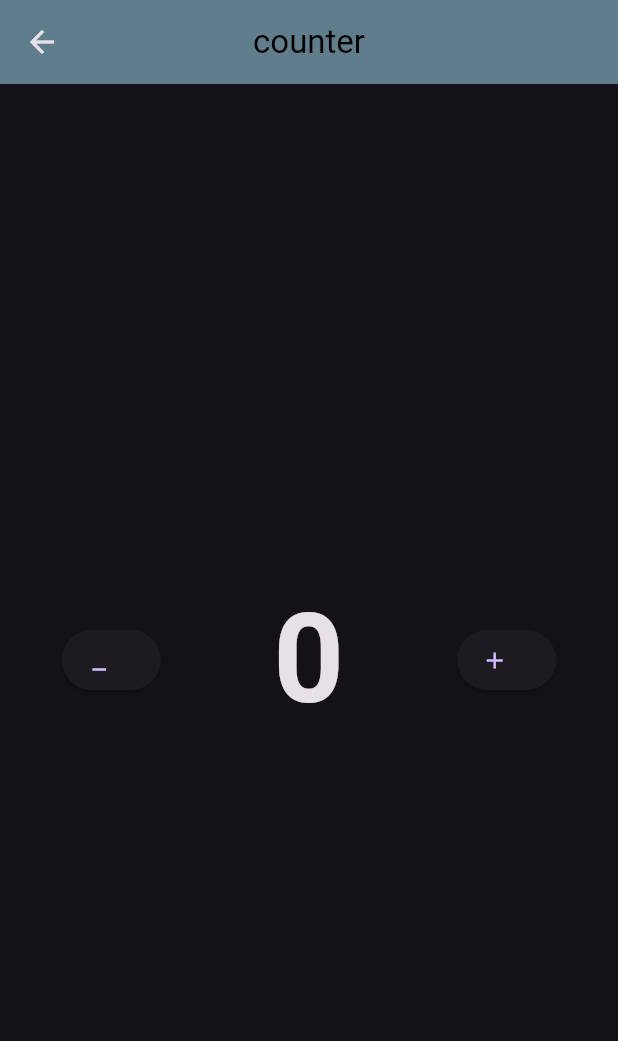
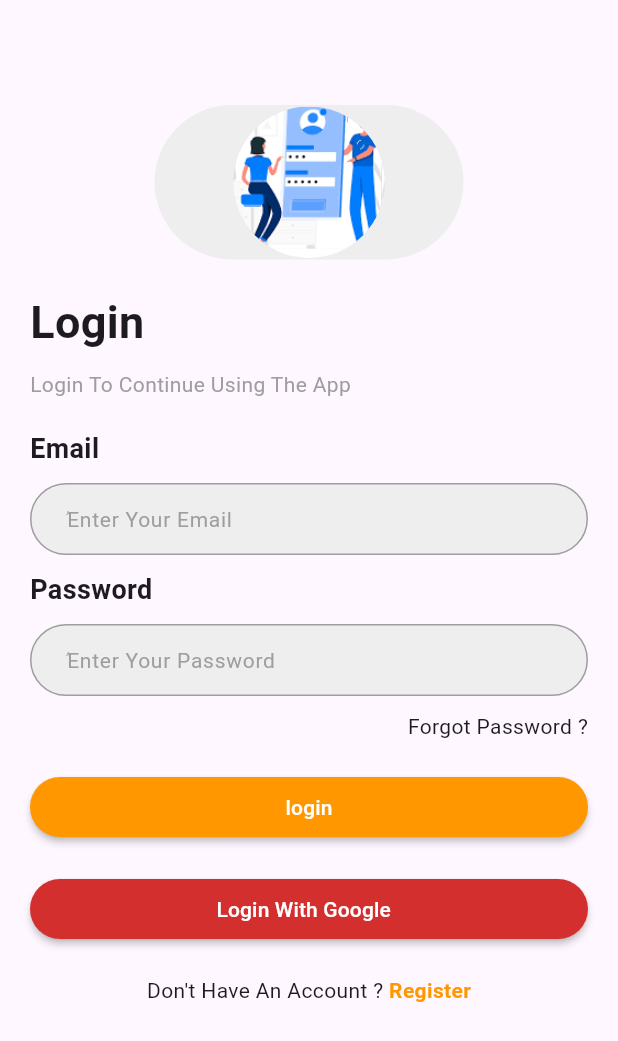
Before and after one commit to SamarElzubier/basic.github.io, a Flutter app: the screen it shows after launch, on a phone screen of 412 x 824 dp. Shown: the top 1041 px of the screen. Run offline on Flutter 3.47's test engine with Material 3 defaults, Android fonts, the phone set to English and light mode, and no system bars; our stand-ins replace awesome_dialog, bloc, dio, firebase_auth, firebase_core, flutter_bloc; accounts and stored records are empty.

Commit message:
first commit

```diff
--- /dev/null
+++ b/lib/component/buttom.dart
@@ -0,0 +1,39 @@
+// import 'package:flutter/material.dart';
+
+import 'package:flutter/material.dart';
+
+class CustomButtonAuth extends StatelessWidget {
+  final void Function()? onPressed;
+  final String title;
+  const CustomButtonAuth({super.key, this.onPressed, required this.title});
+
+  @override
+  Widget build(BuildContext context) {
+    return MaterialButton(
+      height: 40,
+      shape: RoundedRectangleBorder(borderRadius: BorderRadius.circular(20)),
+      color: Colors.orange,
+      textColor: Colors.white,
+      onPressed: onPressed,
+      child: Text(title),
+    );
+  }
+}
+
+
+
+
+// class bottom extends StatelessWidget {
+//   final void Function()? onPressed;
+//   final String title;
+//   const bottom({super.key, this.onPressed, required this.title});
+
+//   @override
+//   Widget build(BuildContext context) {
+//     return  MaterialButton(onPressed: onPressed,
+//     child: Text(title),
+//             color: Colors.blue,
+//             shape:RoundedRectangleBorder(borderRadius: BorderRadius.circular(20)) ,
+//             );
+//   }
+// }
--- /dev/null
+++ b/lib/component/logo.dart
@@ -0,0 +1,28 @@
+// ignore_for_file: prefer_const_constructors_in_immutables, prefer_const_constructors
+
+import 'package:flutter/material.dart';
+
+class CustomLogoAuth extends StatelessWidget {
+   CustomLogoAuth({super.key});
+
+  @override
+  Widget build(BuildContext context) {
+    return Center(
+                child: Container(
+                    alignment: Alignment.center,
+                    width: MediaQuery.of(context).size.height/4,
+                    height: MediaQuery.of(context).size.width/4,
+                    padding:  EdgeInsets.all(MediaQuery.paddingOf(context).deflateSize(Size.square(10)).width/10),
+
+                    decoration: BoxDecoration(
+                        color: Colors.grey[200],
+                        borderRadius:BorderRadius.circular(MediaQuery.sizeOf(context).longestSide/1)),
+                        // BorderRadius.circular(70)),
+                    child:  CircleAvatar( backgroundImage: AssetImage("assets/images/download.png",
+                      ),
+                      radius:MediaQuery.of(context).size.width/5,
+
+                    )),
+              );
+  }
+}
--- /dev/null
+++ b/lib/component/textformfield.dart
@@ -0,0 +1,55 @@
+// import 'package:flutter/material.dart';
+import 'package:flutter/material.dart';
+
+class CustomTextForm extends StatelessWidget {
+  final String hinttext ;
+  final TextEditingController mycontroller ;
+
+  const CustomTextForm({super.key, required this.hinttext, required this.mycontroller});
+
+  @override
+  Widget build(BuildContext context) {
+    return TextFormField(
+      controller: mycontroller ,
+      decoration: InputDecoration(
+          hintText: hinttext,
+          hintStyle: TextStyle(fontSize: 14, color: Colors.grey),
+          contentPadding: EdgeInsets.symmetric(vertical: 2, horizontal: 20),
+          filled: true,
+          fillColor: Colors.grey[200],
+          border: OutlineInputBorder(
+              borderRadius: BorderRadius.circular(50),
+              borderSide:
+                  BorderSide(color: const Color.fromARGB(255, 184, 184, 184))),
+          enabledBorder: OutlineInputBorder(
+              borderRadius: BorderRadius.circular(50),
+              borderSide: BorderSide(color: Colors.grey))),
+    );
+  }
+}
+
+
+
+
+
+
+
+// class customTextField extends StatelessWidget {
+//   final String hintText;
+//   final TextEditingController mycontroller;
+//   const customTextField({super.key, required this.hintText, required this.mycontroller, required String hinttext});
+
+//   @override
+//   Widget build(BuildContext context) {
+//     return TextFormField(
+//       controller: mycontroller,
+//       keyboardType: TextInputType.name,
+//                 decoration: InputDecoration(
+//                   hintText: hintText,
+//                   contentPadding: EdgeInsets.symmetric(vertical: 2,horizontal: 10),
+//                   border: OutlineInputBorder(borderRadius: BorderRadius.circular(40),
+//                   borderSide: BorderSide(color: Colors.grey)
+//                   ))
+//                   );
+//   }
+// }
--- a/lib/main.dart
+++ b/lib/main.dart
@@ -1,26 +1,128 @@
 // ignore_for_file: public_member_api_docs, sort_constructors_first
+// ignore_for_file: prefer_const_literals_to_create_immutables, prefer_const_constructors
+import 'package:firebase_auth/firebase_auth.dart';
+import 'package:firebase_core/firebase_core.dart';
 import 'package:flutter/material.dart';
-import 'package:flutter_projrcts/api_1.dart';
-import 'package:flutter_projrcts/api_test.dart';
-import 'package:flutter_projrcts/my_cubit/counter_screen_cubit.dart';
+import 'package:flutter_projrcts/firebase_options.dart';
+import 'package:flutter_projrcts/homepage.dart';
+import 'package:flutter_projrcts/my_firebase_auth/signup.dart';
+import 'package:flutter_projrcts/register.dart';
+//import 'package:fluttercourse/auth/login.dart';
+//import 'package:fluttercourse/auth/signup.dart';
+//import 'package:fluttercourse/homepage.dart';
 
-//import 'package:flutter_projrcts/app_router_1.dart';
+void main() async {
+  WidgetsFlutterBinding.ensureInitialized();
+  await Firebase.initializeApp(
+    options: DefaultFirebaseOptions.currentPlatform,
+ );
 
-void main() {
   runApp(MyApp());
 }
-class MyApp extends StatelessWidget {
+
+class MyApp extends StatefulWidget {
   const MyApp({super.key});
+
+  @override
+  State<MyApp> createState() => _MyAppState();
+}
+
+class _MyAppState extends State<MyApp> {
+@override
+  void initState() {
+    FirebaseAuth.instance
+  .authStateChanges()
+  .listen((User? user) {
+    if (user == null) {
+      print('User is currently signed out!');
+    } else {
+      print('User is signed in!');
+    }
+  });
+    super.initState();
+  }
 
   @override
   Widget build(BuildContext context) {
     return MaterialApp(
-      theme: ThemeData.dark(),
       debugShowCheckedModeBanner: false,
-      home: CounterScreen(),
+      home:FirebaseAuth.instance.currentUser==null? Login(): Homepage(),
+      //home: Login(),
+      routes: {
+        "signup" : (context) => SignUp() ,
+        "login" : (context) => Login(),
+        'homepage':(context) => Homepage(),
+              },
     );
   }
 }
+
+
+
+
+
+
+
+
+
+
+
+
+
+
+
+// import 'package:firebase_auth/firebase_auth.dart';
+// import 'package:firebase_core/firebase_core.dart';
+// import 'package:flutter/material.dart';
+// import 'package:flutter_projrcts/firebase_options.dart';
+// import 'package:flutter_projrcts/my_firebase_auth/firebase_app.dart';
+// //import 'package:flutter_projrcts/app_router_1.dart';
+
+// void main()async {
+// WidgetsFlutterBinding.ensureInitialized();
+//    await Firebase.initializeApp(
+//    options: DefaultFirebaseOptions.currentPlatform,
+//     );
+
+//   runApp(MyApp());
+// }
+// class MyApp extends StatefulWidget {
+//   const MyApp({super.key});
+
+//   @override
+//   State<MyApp> createState() => _MyAppState();
+// }
+
+// class _MyAppState extends State<MyApp> {
+//   @override
+//   void initState() {
+//     FirebaseAuth.instance
+//   .authStateChanges()
+//   .listen((User? user) {
+//     if (user == null) {
+//       print('User is currently signed out!');
+//     } else {
+//       print('User is signed in!');
+//     }
+//   });
+//     super.initState();
+//   }
+//   Widget build(BuildContext context) {
+
+
+
+
+//     return MaterialApp(
+//      // theme: ThemeData.dark(),
+//       debugShowCheckedModeBanner: false,
+//       home: SignIn(),
+//       // routes: {
+//       //   "signup":(context)=> SignUp(),
+//       //   "login":(context)=>SignIn(),
+//       //  },
+//     );
+//   }
+// }
 
   // MaterialApp(
   //   debugShowCheckedModeBanner: false,
--- a/lib/my_cubit/counter_screen_cubit.dart
+++ b/lib/my_cubit/counter_screen_cubit.dart
@@ -2,6 +2,7 @@
 
 //import 'package:flutter/cupertino.dart';
 import'package:flutter/material.dart';
+import 'package:flutter/widgets.dart';
 //import 'package:flutter/rendering.dart';
 //import 'package:flutter/widgets.dart';
 import 'package:flutter_bloc/flutter_bloc.dart';
@@ -11,7 +12,7 @@ import 'package:flutter_projrcts/my_cubit/states1.dart';
 class CounterScreen extends StatelessWidget {
   const
    CounterScreen({super.key});
-   //CounterCubit cubit =  CounterCubit.get( context);
+   //var or CounterCubit cubit =  CounterCubit.get( context);
   @override
   Widget build(BuildContext context) {
     return BlocProvider(
@@ -50,7 +51,7 @@ class CounterScreen extends StatelessWidget {
 
             ElevatedButton.icon(onPressed: (){
               cubit.increaseNumber();
-            }, icon:  Icon(Icons.add), label: const Text('')),
+            }, icon:  Icon(Icons.add), label: const Text('',)),
             SizedBox(width: MediaQuery.of(context).size.width/10)
           ],
         ),
--- /dev/null
+++ b/lib/register.dart
@@ -0,0 +1,148 @@
+// import'package:flutter/material.dart';
+// ignore_for_file: prefer_const_constructors, prefer_const_literals_to_create_immutables
+
+import 'package:awesome_dialog/awesome_dialog.dart';
+import 'package:firebase_auth/firebase_auth.dart';
+import 'package:flutter/material.dart';
+import 'package:flutter_projrcts/component/buttom.dart';
+import 'package:flutter_projrcts/component/logo.dart';
+import 'package:flutter_projrcts/component/textformfield.dart';
+//import 'package:fluttercourse/components/custombuttonauth.dart';
+//import 'package:fluttercourse/components/customlogoauth.dart';
+//import 'package:fluttercourse/components/textformfield.dart';
+
+class Login extends StatefulWidget {
+  const Login({super.key});
+
+  @override
+  State<Login> createState() => _LoginState();
+}
+
+class _LoginState extends State<Login> {
+  TextEditingController email = TextEditingController();
+  TextEditingController password = TextEditingController();
+
+  @override
+  Widget build(BuildContext context) {
+    return Scaffold(
+      body: Container(
+        padding: const EdgeInsets.all(20),
+        child: ListView(children: [
+          Column(
+            crossAxisAlignment: CrossAxisAlignment.start,
+            children: [
+              Container(height: 50),
+               CustomLogoAuth(),
+              Container(height: 20),
+               Text("Login",
+                  style: TextStyle(fontSize: 30, fontWeight: FontWeight.bold)),
+              Container(height: 10),
+               Text("Login To Continue Using The App",
+                  style: TextStyle(color: Colors.grey)),
+              Container(height: 20),
+               Text(
+                "Email",
+                style: TextStyle(fontWeight: FontWeight.bold, fontSize: 18),
+              ),
+              Container(height: 10),
+              CustomTextForm(
+                  hinttext: "ُEnter Your Email", mycontroller: email),
+              Container(height: 10),
+               Text(
+                "Password",
+                style: TextStyle(fontWeight: FontWeight.bold, fontSize: 18),
+              ),
+              Container(height: 10),
+              CustomTextForm(
+                  hinttext: "ُEnter Your Password", mycontroller: password),
+              Container(
+                margin:  EdgeInsets.only(top: 10, bottom: 20),
+                alignment: Alignment.topRight,
+                child:  Text(
+                  "Forgot Password ?",
+                  style: TextStyle(
+                    fontSize: 14,
+                  ),
+                ),
+              ),
+            ],
+          ),
+          CustomButtonAuth(title: "login", onPressed: ()async{
+try {
+  // ignore: unused_local_variable
+  final credential = await FirebaseAuth.instance.signInWithEmailAndPassword(
+    email: email.text,
+    password: password.text);
+ Navigator.of(context).pushReplacementNamed("homepage");
+} on FirebaseAuthException catch (e) {
+  if (e.code ==e.code //'user-not-found'
+  ) {
+    print('No user found for that email.');
+    AwesomeDialog(
+            context: context,
+            dialogType: DialogType.error,
+            animType: AnimType.rightSlide,
+            title: 'error',
+            desc: 'No user found for that email',
+            btnCancelOnPress: () {},
+            btnOkOnPress: () {},
+            ).show();
+  } else if (e.code == e.code //'wrong-password'
+  ) {
+    print('Wrong password provided for that user.');
+    AwesomeDialog(
+            context: context,
+            dialogType: DialogType.error,
+            animType: AnimType.rightSlide,
+            title: 'error',
+            desc: 'Wrong password provided for that user',
+            btnCancelOnPress: () {},
+            btnOkOnPress: () {},
+            ).show();
+  }
+}//credential
+
+          }),
+          Container(height: 20),
+
+          MaterialButton(
+              height: 40,
+              shape: RoundedRectangleBorder(
+                  borderRadius: BorderRadius.circular(20)),
+              color: Colors.red[700],
+              textColor: Colors.white,
+              onPressed: () {},
+              child:
+              Row(
+                mainAxisAlignment: MainAxisAlignment.center,
+               children: [
+                   Text("Login With Google  "),
+
+
+                ],
+              ),
+              ),
+
+          Container(height: 20),
+
+          InkWell(
+            onTap: () {
+              Navigator.of(context).pushReplacementNamed("signup") ;
+            },
+            child:  Center(
+              child: Text.rich(TextSpan(children: [
+                TextSpan(
+                  text: "Don't Have An Account ? ",
+                ),
+                TextSpan(
+                    text: "Register",
+                    style: TextStyle(
+                        color: Colors.orange, fontWeight: FontWeight.bold)),
+              ])),
+            ),
+          )
+        ]),
+      ),
+    );
+  }
+}
```
Also changed, not shown: lib/auth/log_in.dart (added, +37 -0 lines), lib/homepage.dart (added, +32 -0 lines), lib/my_firebase_auth/signup.dart (added, +118 -0 lines), pubspec.yaml (+10 -4 lines), assets/images/download.png (added), lib/auth/register.dart (added), lib/firebase_options.dart (added), lib/my_cubit/states1.dart (line endings or trailing spaces), pubspec.lock, 7 other files.
